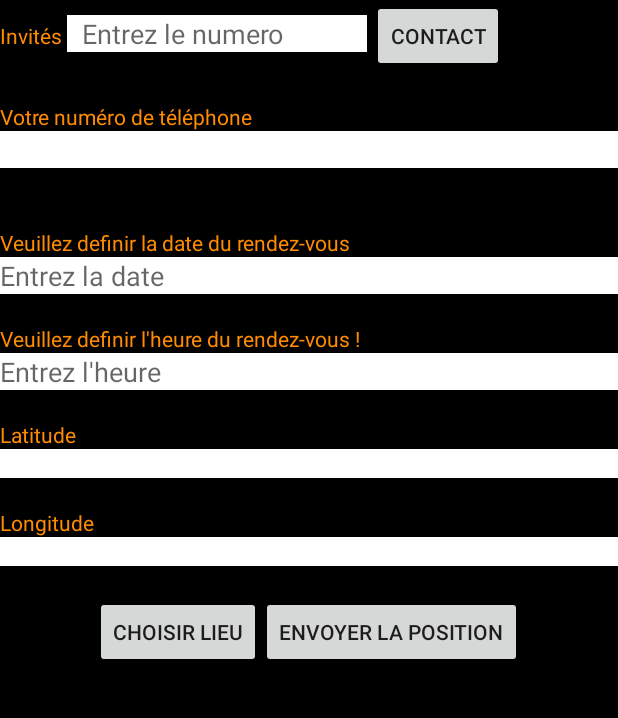
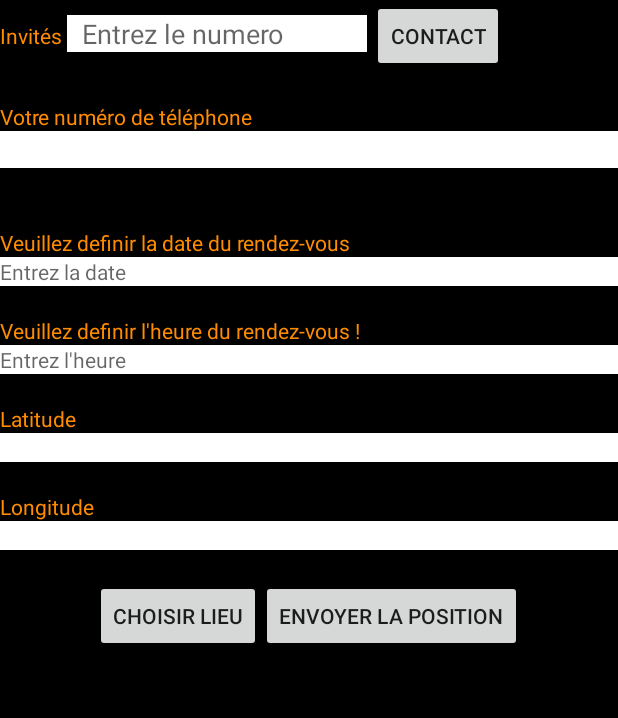
Before and after one commit to maximemonge/PAM_balat_monge, an Android app: the MainActivity screen opened directly, with no data from a screen before it, on a phone screen of 412 x 824 dp, the part 84-802 px from its top. Run offline under Robolectric (Android 15) with nearby library versions, the phone set to English and light mode, and no system bars.

Commit message:
Remplacement editText par TextView pour heure et date

```diff
--- a/app/src/main/res/layout/activity_main.xml
+++ b/app/src/main/res/layout/activity_main.xml
@@ -64,8 +64,8 @@
             android:textColor="@color/orange"
             android:layout_marginTop="20dp"/>
 
-        <EditText
-            android:id="@+id/editTextDate"
+        <TextView
+            android:id="@+id/textViewDate"
             android:layout_width="match_parent"
             android:layout_height="wrap_content"
             android:ems="10"
@@ -82,8 +82,8 @@
             android:layout_marginTop="20dp"/>
 
 
-        <EditText
-            android:id="@+id/editTextHeure"
+        <TextView
+            android:id="@+id/textViewHeure"
             android:layout_width="match_parent"
             android:layout_height="wrap_content"
             android:ems="10"
```
Also changed, not shown: app/src/main/java/com/example/projet_balat_monge/MainActivity.java (+4 -4 lines).
